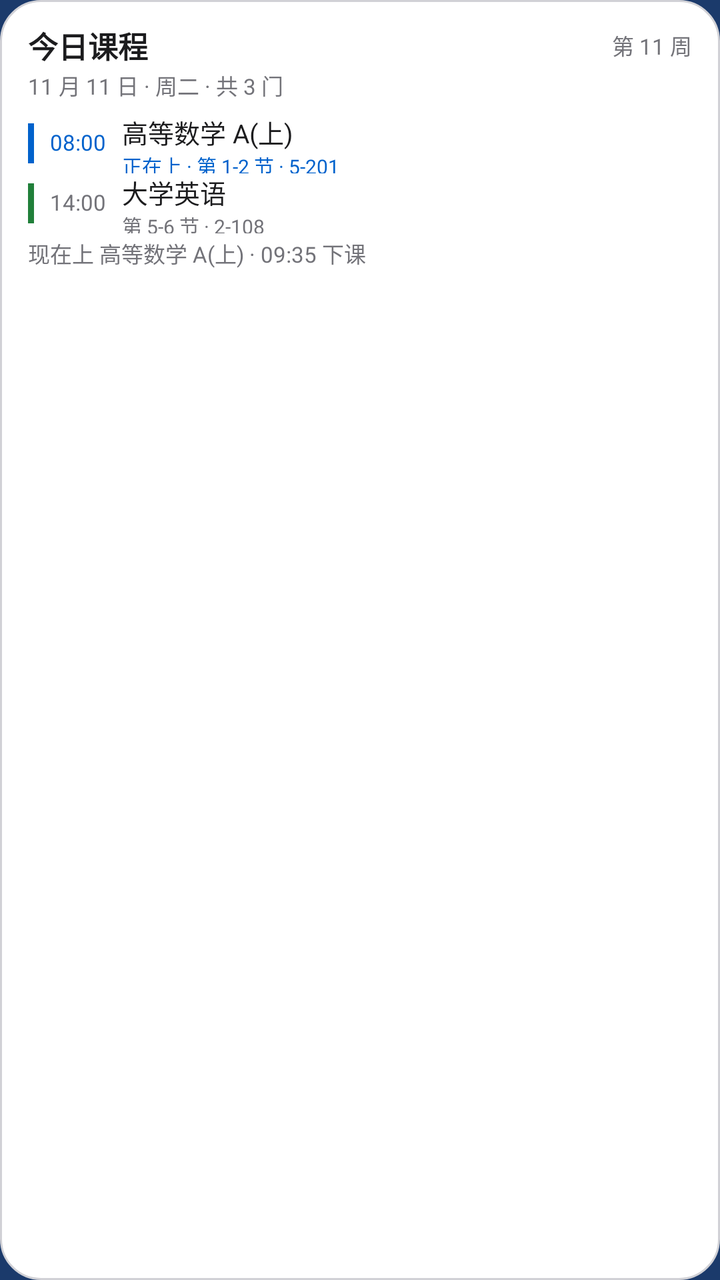
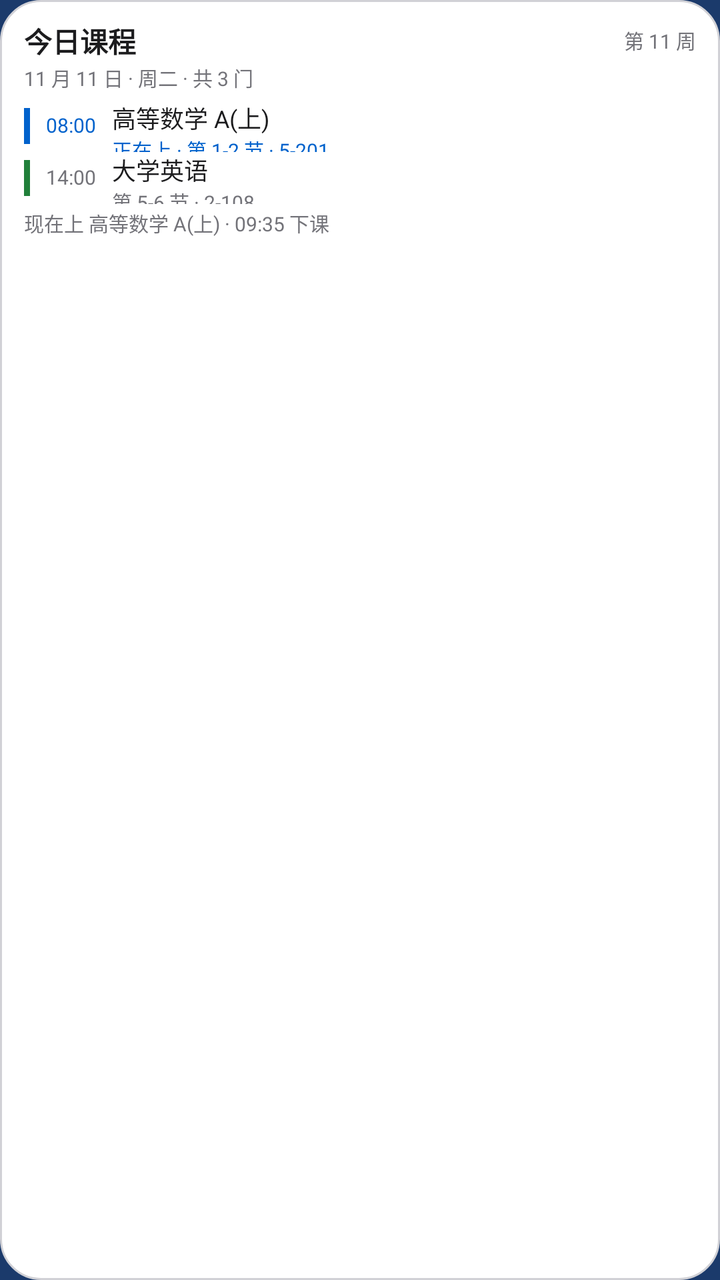

Two renders of the same Android screen: before a commit and after it. Below are the layout's source before the change and the commit's diff.
<!-- AndroidManifest.xml: application theme AppTheme -->
<!-- res/layout/widget_today_preview.xml -->
<?xml version="1.0" encoding="utf-8"?>
<LinearLayout xmlns:android="http://schemas.android.com/apk/res/android"
    android:layout_width="match_parent"
    android:layout_height="match_parent"
    android:background="@drawable/widget_bg"
    android:orientation="vertical"
    android:paddingStart="14dp"
    android:paddingTop="12dp"
    android:paddingEnd="14dp"
    android:paddingBottom="10dp">

    <LinearLayout
        android:layout_width="match_parent"
        android:layout_height="wrap_content"
        android:gravity="center_vertical"
        android:orientation="horizontal">

        <TextView
            android:layout_width="0dp"
            android:layout_height="wrap_content"
            android:layout_weight="1"
            android:includeFontPadding="false"
            android:maxLines="1"
            android:text="@string/widget_title"
            android:textColor="@color/w_ink"
            android:textSize="15sp"
            android:textStyle="bold" />

        <TextView
            android:layout_width="wrap_content"
            android:layout_height="wrap_content"
            android:includeFontPadding="false"
            android:maxLines="1"
            android:text="第 11 周"
            android:textColor="@color/w_sub"
            android:textSize="11sp" />
    </LinearLayout>

    <TextView
        android:layout_width="match_parent"
        android:layout_height="wrap_content"
        android:layout_marginTop="1dp"
        android:includeFontPadding="false"
        android:maxLines="1"
        android:text="11 月 11 日 · 周二 · 共 3 门"
        android:textColor="@color/w_sub"
        android:textSize="11sp" />

    <LinearLayout
        android:layout_width="match_parent"
        android:layout_height="wrap_content"
        android:layout_marginTop="6dp"
        android:orientation="vertical">

        
        <LinearLayout
            android:layout_width="match_parent"
            android:layout_height="30dp"
            android:gravity="center_vertical"
            android:orientation="horizontal">

            <TextView
                android:layout_width="3dp"
                android:layout_height="20dp"
                android:background="@color/course_required" />

            <TextView
                android:layout_width="wrap_content"
                android:layout_height="wrap_content"
                android:layout_marginStart="8dp"
                android:includeFontPadding="false"
                android:text="08:00"
                android:textColor="@color/w_accent"
                android:textSize="11sp" />

            <LinearLayout
                android:layout_width="0dp"
                android:layout_height="wrap_content"
                android:layout_marginStart="8dp"
                android:layout_weight="1"
                android:orientation="vertical">

                <TextView
                    android:layout_width="match_parent"
                    android:layout_height="wrap_content"
                    android:ellipsize="end"
                    android:includeFontPadding="false"
                    android:maxLines="1"
                    android:text="高等数学 A(上)"
                    android:textColor="@color/w_ink"
                    android:textSize="13sp" />

                <TextView
                    android:layout_width="match_parent"
                    android:layout_height="wrap_content"
                    android:ellipsize="end"
                    android:includeFontPadding="false"
                    android:maxLines="1"
                    android:text="正在上 · 第 1-2 节 · 5-201"
                    android:textColor="@color/w_accent"
                    android:textSize="10sp" />
            </LinearLayout>
        </LinearLayout>

        
        <LinearLayout
            android:layout_width="match_parent"
            android:layout_height="30dp"
            android:gravity="center_vertical"
            android:orientation="horizontal">

            <TextView
                android:layout_width="3dp"
                android:layout_height="20dp"
                android:background="@color/course_public" />

            <TextView
                android:layout_width="wrap_content"
                android:layout_height="wrap_content"
                android:layout_marginStart="8dp"
                android:includeFontPadding="false"
                android:text="14:00"
                android:textColor="@color/w_sub"
                android:textSize="11sp" />

            <LinearLayout
                android:layout_width="0dp"
                android:layout_height="wrap_content"
                android:layout_marginStart="8dp"
                android:layout_weight="1"
                android:orientation="vertical">

                <TextView
                    android:layout_width="match_parent"
                    android:layout_height="wrap_content"
                    android:ellipsize="end"
                    android:includeFontPadding="false"
                    android:maxLines="1"
                    android:text="大学英语"
                    android:textColor="@color/w_ink"
                    android:textSize="13sp" />

                <TextView
                    android:layout_width="match_parent"
                    android:layout_height="wrap_content"
                    android:ellipsize="end"
                    android:includeFontPadding="false"
                    android:maxLines="1"
                    android:text="第 5-6 节 · 2-108"
                    android:textColor="@color/w_sub"
                    android:textSize="10sp" />
            </LinearLayout>
        </LinearLayout>
    </LinearLayout>

    <TextView
        android:layout_width="match_parent"
        android:layout_height="wrap_content"
        android:layout_marginTop="2dp"
        android:includeFontPadding="false"
        android:maxLines="1"
        android:text="现在上 高等数学 A(上) · 09:35 下课"
        android:textColor="@color/w_sub"
        android:textSize="11sp" />
</LinearLayout>
<!-- resources referenced by this layout -->
<resources>
  <color name="course_public">#21803A</color>
  <color name="course_required">#0062CC</color>
  <color name="w_accent">#0062CC</color>
  <color name="w_ink">#1C1C1E</color>
  <color name="w_sub">#737379</color>
  <!-- drawable widget_bg (drawable) -->
  <?xml version="1.0" encoding="utf-8"?>
  <shape xmlns:android="http://schemas.android.com/apk/res/android"
      android:shape="rectangle">
      <solid android:color="@color/w_bg" />
      <stroke
          android:width="1dp"
          android:color="@color/w_line" />
      <corners android:radius="20dp" />
  </shape>
  <string name="widget_title">今日课程</string>
  <style name="AppTheme" parent="android:Theme.Material.Light.NoActionBar">
          <item name="android:statusBarColor">@color/brand_primary</item>
          
          <item name="android:windowLightStatusBar">false</item>
          <item name="android:navigationBarColor">@color/bg_page</item>
          
          <item name="android:windowBackground">@drawable/splash_bg</item>
          <item name="android:windowNoTitle">true</item>
      </style>
  <color name="w_bg">#FFFFFF</color>
  <color name="w_line">#D1D1D6</color>
  <color name="brand_primary">#1B3A6B</color>
  <color name="bg_page">#F6F7F9</color>
  <!-- drawable splash_bg (drawable) -->
  <?xml version="1.0" encoding="utf-8"?>
  <layer-list xmlns:android="http://schemas.android.com/apk/res/android">
      <item android:drawable="@color/brand_primary" />
  </layer-list>
</resources>

<!-- the commit's change to res/layout/widget_today_preview.xml (unified diff, before → after) -->
@@ -4,10 +4,10 @@
     android:layout_height="match_parent"
     android:background="@drawable/widget_bg"
     android:orientation="vertical"
-    android:paddingStart="14dp"
-    android:paddingTop="12dp"
-    android:paddingEnd="14dp"
-    android:paddingBottom="10dp">
+    android:paddingStart="12dp"
+    android:paddingTop="10dp"
+    android:paddingEnd="12dp"
+    android:paddingBottom="8dp">
 
     <LinearLayout
         android:layout_width="match_parent"
@@ -23,7 +23,7 @@
             android:maxLines="1"
             android:text="@string/widget_title"
             android:textColor="@color/w_ink"
-            android:textSize="15sp"
+            android:textSize="14sp"
             android:textStyle="bold" />
 
         <TextView
@@ -33,7 +33,7 @@
             android:maxLines="1"
             android:text="第 11 周"
             android:textColor="@color/w_sub"
-            android:textSize="11sp" />
+            android:textSize="10sp" />
     </LinearLayout>
 
     <TextView
@@ -44,24 +44,24 @@
         android:maxLines="1"
         android:text="11 月 11 日 · 周二 · 共 3 门"
         android:textColor="@color/w_sub"
-        android:textSize="11sp" />
+        android:textSize="10sp" />
 
     <LinearLayout
         android:layout_width="match_parent"
         android:layout_height="wrap_content"
-        android:layout_marginTop="6dp"
+        android:layout_marginTop="4dp"
         android:orientation="vertical">
 
         
         <LinearLayout
             android:layout_width="match_parent"
-            android:layout_height="30dp"
+            android:layout_height="26dp"
             android:gravity="center_vertical"
             android:orientation="horizontal">
 
             <TextView
                 android:layout_width="3dp"
-                android:layout_height="20dp"
+                android:layout_height="18dp"
                 android:background="@color/course_required" />
 
             <TextView
@@ -71,7 +71,7 @@
                 android:includeFontPadding="false"
                 android:text="08:00"
                 android:textColor="@color/w_accent"
-                android:textSize="11sp" />
+                android:textSize="10sp" />
 
             <LinearLayout
                 android:layout_width="0dp"
@@ -88,7 +88,7 @@
                     android:maxLines="1"
                     android:text="高等数学 A(上)"
                     android:textColor="@color/w_ink"
-                    android:textSize="13sp" />
+                    android:textSize="12sp" />
 
                 <TextView
                     android:layout_width="match_parent"
@@ -105,13 +105,13 @@
         
         <LinearLayout
             android:layout_width="match_parent"
-            android:layout_height="30dp"
+            android:layout_height="26dp"
             android:gravity="center_vertical"
             android:orientation="horizontal">
 
             <TextView
                 android:layout_width="3dp"
-                android:layout_height="20dp"
+                android:layout_height="18dp"
                 android:background="@color/course_public" />
 
             <TextView
@@ -121,7 +121,7 @@
                 android:includeFontPadding="false"
                 android:text="14:00"
                 android:textColor="@color/w_sub"
-                android:textSize="11sp" />
+                android:textSize="10sp" />
 
             <LinearLayout
                 android:layout_width="0dp"
@@ -138,7 +138,7 @@
                     android:maxLines="1"
                     android:text="大学英语"
                     android:textColor="@color/w_ink"
-                    android:textSize="13sp" />
+                    android:textSize="12sp" />
 
                 <TextView
                     android:layout_width="match_parent"
@@ -161,5 +161,5 @@
         android:maxLines="1"
         android:text="现在上 高等数学 A(上) · 09:35 下课"
         android:textColor="@color/w_sub"
-        android:textSize="11sp" />
+        android:textSize="10sp" />
 </LinearLayout>
